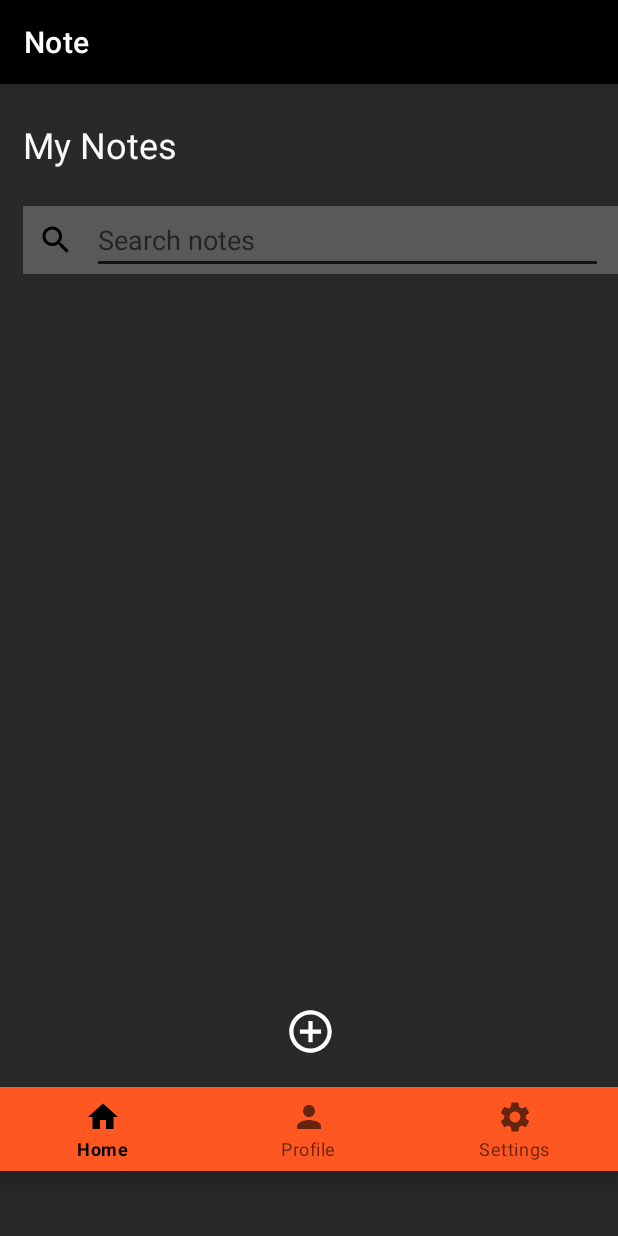
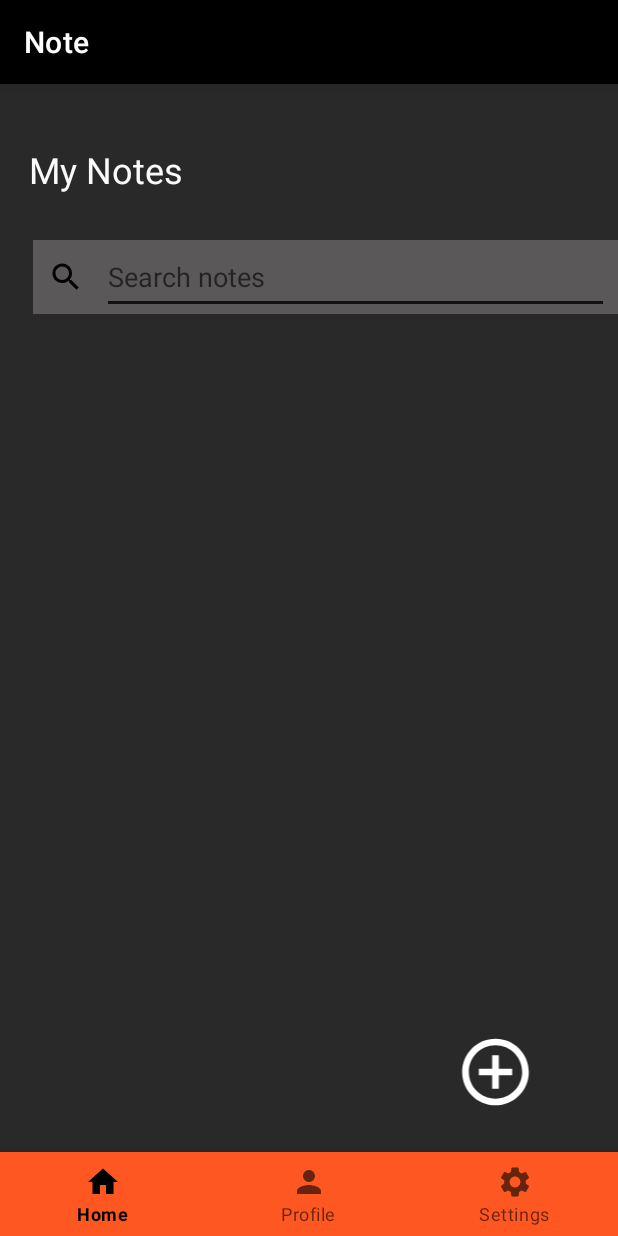
Before and after one commit to Asik2003/asik1, an Android app: the screen it shows after launch (MainActivity), on a phone screen of 412 x 824 dp. Run offline under Robolectric (Android 15) with nearby library versions, the light colour scheme and no system bars.

Commit message:
project 4.4

```diff
--- a/app/src/main/res/layout/activity_main.xml
+++ b/app/src/main/res/layout/activity_main.xml
@@ -7,28 +7,24 @@
     android:background="@color/colorPrimary"
     tools:context=".MainActivity">
 
-    <LinearLayout
-        android:layout_width="414dp"
-        android:layout_height="44dp"
-        android:layout_marginTop="604dp"
-        android:orientation="horizontal"
+    <ImageView
+        android:id="@+id/imageView8"
+        android:layout_width="74dp"
+        android:layout_height="53dp"
+        android:layout_marginStart="293dp"
+        android:layout_marginTop="452dp"
+        android:layout_marginEnd="16dp"
         app:layout_constraintBottom_toTopOf="@+id/frameLayout2"
         app:layout_constraintEnd_toEndOf="parent"
+        app:layout_constraintHorizontal_bias="0.0"
         app:layout_constraintStart_toStartOf="parent"
-        app:layout_constraintTop_toTopOf="parent">
-
-        <ImageView
-            android:id="@+id/imageView6"
-            android:layout_width="382dp"
-            android:layout_height="34dp"
-            android:layout_weight="1"
-            app:srcCompat="@drawable/ic_baseline_add_circle_outline_24"
-            app:tint="@color/colorWhite" />
-    </LinearLayout>
+        app:layout_constraintTop_toBottomOf="@+id/layoutSearch"
+        app:srcCompat="@drawable/ic_baseline_add_circle_outline_24"
+        app:tint="@color/colorWhite" />
 
     <FrameLayout
         android:id="@+id/frameLayout2"
-        android:layout_width="203dp"
+        android:layout_width="0dp"
         android:layout_height="0dp"
         android:layout_marginStart="86dp"
         android:layout_marginTop="330dp"
@@ -48,20 +44,20 @@
         android:layout_width="match_parent"
         android:layout_height="wrap_content"
         android:layout_marginTop="640dp"
-        android:layout_marginBottom="15dp"
         app:backgroundTint="#FF5722"
         app:layout_constraintBottom_toBottomOf="parent"
         app:layout_constraintTop_toTopOf="parent"
+        app:layout_constraintVertical_bias="1.0"
         app:menu="@menu/button_nav_menu"
-        tools:layout_editor_absoluteX="0dp">
+        tools:layout_editor_absoluteX="-92dp">
 
     </com.google.android.material.bottomnavigation.BottomNavigationView>
 
     <LinearLayout
         android:id="@+id/layoutSearch"
-        android:layout_width="match_parent"
-        android:layout_height="wrap_content"
-        android:layout_marginStart="15dp"
+        android:layout_width="390dp"
+        android:layout_height="49dp"
+        android:layout_marginStart="16dp"
         android:layout_marginTop="16dp"
         android:layout_marginBottom="568dp"
         android:background="#5A5858"
@@ -84,8 +80,8 @@
 
         <EditText
             android:id="@+id/ba"
-            android:layout_width="match_parent"
-            android:layout_height="wrap_content"
+            android:layout_width="345dp"
+            android:layout_height="match_parent"
             android:layout_marginStart="12dp"
             android:backgroundTint="#131313"
             android:hint="Search notes"
@@ -99,12 +95,12 @@
 
     <TextView
         android:id="@+id/textMyNotes"
-        android:layout_width="390dp"
-        android:layout_height="31dp"
+        android:layout_width="302dp"
+        android:layout_height="42dp"
         android:layout_marginStart="15dp"
         android:layout_marginTop="50dp"
         android:layout_marginEnd="15dp"
-        android:layout_marginBottom="10dp"
+        android:layout_marginBottom="5dp"
         android:background="#FF5722"
         android:backgroundTint="@color/colorPrimary"
         android:text="My Notes"
@@ -112,7 +108,7 @@
         android:textSize="24sp"
         app:layout_constraintBottom_toTopOf="@+id/layoutSearch"
         app:layout_constraintEnd_toEndOf="parent"
-        app:layout_constraintHorizontal_bias="0.0"
+        app:layout_constraintHorizontal_bias="0.049"
         app:layout_constraintStart_toStartOf="parent"
         app:layout_constraintTop_toTopOf="parent" />
 
```
Also changed, not shown: app/src/main/res/layout/fragment_profile.xml (+15 -16 lines), app/src/main/res/layout/fragment_settings.xml (+4 -4 lines).
